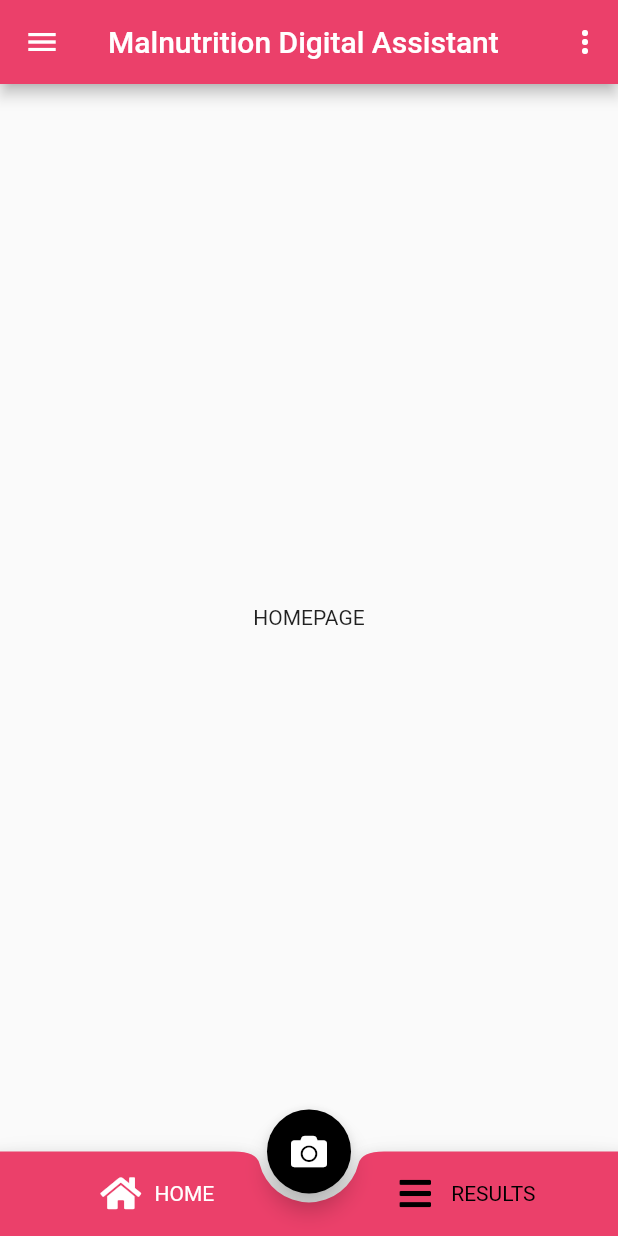
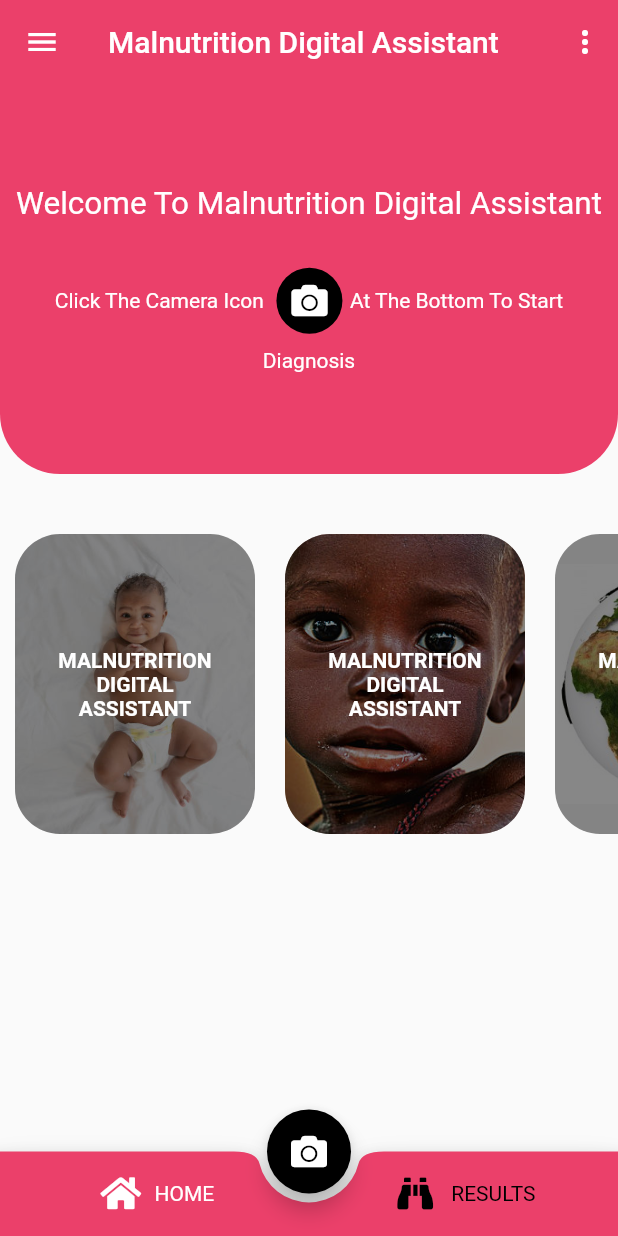
Before and after one commit to Alozious/mda-1, a Flutter app: the screen it shows after launch, on a phone screen of 412 x 824 dp. Run offline on Flutter 3.47's test engine with Material 2 defaults, Android fonts, the phone set to English and light mode, and no system bars; our stand-ins replace cloud_firestore, firebase_core, font_awesome_flutter, image_picker, share_plus; accounts and stored records are empty.

Commit message:
working on the home

```diff
--- a/mda/lib/drawer.dart
+++ b/mda/lib/drawer.dart
@@ -21,7 +21,7 @@ class _DrawerScreenState extends State<DrawerScreen> {
     return Scaffold(
       body: Container(
         padding: const EdgeInsets.only(left: 6),
-        color: Color.fromARGB(110, 165, 253, 253),
+        color: Color.fromARGB(216, 165, 253, 253),
         child: Center(
           child: ListView(
             children: [
--- /dev/null
+++ b/mda/lib/home.dart
@@ -0,0 +1,239 @@
+import 'package:flutter/material.dart';
+import 'package:font_awesome_flutter/font_awesome_flutter.dart';
+
+class Home extends StatefulWidget {
+  const Home({Key? key}) : super(key: key);
+
+  @override
+  State<Home> createState() => _HomeState();
+}
+
+class _HomeState extends State<Home> {
+  static const int pink = 0xFFeb406a;
+
+  @override
+  Widget build(BuildContext context) {
+    return Container(
+      child: ListView(
+        children: [
+          Container(
+            height: 260,
+            decoration: const BoxDecoration(
+                color: Color(pink),
+                borderRadius: BorderRadius.only(
+                    bottomLeft: Radius.circular(40),
+                    bottomRight: Radius.circular(40))),
+            child: Padding(
+              padding: const EdgeInsets.all(10.0),
+              child: Center(
+                child: Column(
+                  mainAxisAlignment: MainAxisAlignment.center,
+                  children: [
+                    const Text(
+                      "Welcome To Malnutrition Digital Assistant",
+                      textAlign: TextAlign.center,
+                      style: TextStyle(fontSize: 21, color: Colors.white),
+                    ),
+                    const SizedBox(
+                      height: 30,
+                    ),
+                    Row(
+                      mainAxisAlignment: MainAxisAlignment.center,
+                      children: [
+                        const Text(
+                          "Click The Camera Icon ",
+                          style: TextStyle(color: Colors.white),
+                        ),
+                        const SizedBox(
+                          width: 5,
+                        ),
+                        Container(
+                          padding: const EdgeInsets.all(10),
+                          decoration: BoxDecoration(
+                              color: Colors.black,
+                              borderRadius: BorderRadius.circular(100)),
+                          child: const Icon(
+                            FontAwesomeIcons.camera,
+                            color: Colors.white,
+                          ),
+                        ),
+                        const SizedBox(
+                          width: 5,
+                        ),
+                        const Text(
+                          "At The Bottom To Start",
+                          style: TextStyle(color: Colors.white),
+                        )
+                      ],
+                    ),
+                    const Padding(
+                      padding: EdgeInsets.only(top: 10),
+                      child: Text(
+                        "Diagnosis",
+                        style: TextStyle(color: Colors.white),
+                      ),
+                    )
+                  ],
+                ),
+              ),
+            ),
+          ),
+          const SizedBox(height: 30),
+          SingleChildScrollView(
+            scrollDirection: Axis.horizontal,
+            child: Row(
+              children: [
+                Container(
+                  margin: EdgeInsets.all(10),
+                  decoration: BoxDecoration(
+                    borderRadius: BorderRadius.circular(30),
+                    image: const DecorationImage(
+                        image: AssetImage(
+                          "assets/images/baby.jpg",
+                        ),
+                        fit: BoxFit.fitWidth),
+                  ),
+                  height: 200,
+                  width: 160,
+                  child: Container(
+                      decoration: BoxDecoration(
+                        borderRadius: BorderRadius.circular(30),
+                        color: const Color.fromARGB(120, 0, 0, 0),
+                      ),
+                      child: const Padding(
+                        padding: EdgeInsets.all(20.0),
+                        child: Center(
+                            child: Text(
+                          "MALNUTRITION DIGITAL ASSISTANT",
+                          textAlign: TextAlign.center,
+                          style: TextStyle(
+                              color: Colors.white, fontWeight: FontWeight.bold),
+                        )),
+                      )),
+                ),
+                GestureDetector(
+                  child: Container(
+                    margin: EdgeInsets.all(10),
+                    decoration: BoxDecoration(
+                      borderRadius: BorderRadius.circular(30),
+                      image: const DecorationImage(
+                          image: AssetImage(
+                            "assets/images/r.jpg",
+                          ),
+                          fit: BoxFit.fitHeight),
+                    ),
+                    height: 200,
+                    width: 160,
+                    child: Container(
+                        decoration: BoxDecoration(
+                          borderRadius: BorderRadius.circular(30),
+                          color: const Color.fromARGB(120, 0, 0, 0),
+                        ),
+                        child: const Padding(
+                          padding: EdgeInsets.all(20.0),
+                          child: Center(
+                              child: Text(
+                            "MALNUTRITION DIGITAL ASSISTANT",
+                            textAlign: TextAlign.center,
+                            style: TextStyle(
+                                color: Colors.white,
+                                fontWeight: FontWeight.bold),
+                          )),
+                        )),
+                  ),
+                ),
+                Container(
+                  margin: EdgeInsets.all(10),
+                  decoration: BoxDecoration(
+                    borderRadius: BorderRadius.circular(30),
+                    image: const DecorationImage(
+                        image: AssetImage(
+                          "assets/images/globe.jpg",
+                        ),
+                        fit: BoxFit.fitWidth),
+                  ),
+                  height: 200,
+                  width: 160,
+                  child: Container(
+                      decoration: BoxDecoration(
+                        borderRadius: BorderRadius.circular(30),
+                        color: const Color.fromARGB(120, 0, 0, 0),
+                      ),
+                      child: const Padding(
+                        padding: EdgeInsets.all(20.0),
+                        child: Center(
+                            child: Text(
+                          "MALNUTRITION DIGITAL ASSISTANT",
+                          textAlign: TextAlign.center,
+                          style: TextStyle(
+                              color: Colors.white, fontWeight: FontWeight.bold),
+                        )),
+                      )),
+                ),
+                Container(
+                  margin: EdgeInsets.all(10),
+                  decoration: BoxDecoration(
+                    borderRadius: BorderRadius.circular(30),
+                    image: const DecorationImage(
+                        image: AssetImage(
+                          "assets/images/baby.jpg",
+                        ),
+                        fit: BoxFit.fitWidth),
+                  ),
+                  height: 200,
+                  width: 160,
+                  child: Container(
+                      decoration: BoxDecoration(
+                        borderRadius: BorderRadius.circular(30),
+                        color: const Color.fromARGB(120, 0, 0, 0),
+                      ),
+                      child: const Padding(
+                        padding: EdgeInsets.all(20.0),
+                        child: Center(
+                            child: Text(
+                          "MALNUTRITION DIGITAL ASSISTANT",
+                          textAlign: TextAlign.center,
+                          style: TextStyle(
+                              color: Colors.white, fontWeight: FontWeight.bold),
+                        )),
+                      )),
+                ),
+                Container(
+                  margin: const EdgeInsets.all(10),
+                  decoration: BoxDecoration(
+                    borderRadius: BorderRadius.circular(30),
+                    image: const DecorationImage(
+                        image: AssetImage(
+                          "assets/images/r.jpg",
+                        ),
+                        fit: BoxFit.fitHeight),
+                  ),
+                  height: 200,
+                  width: 160,
+                  child: Container(
+                      decoration: BoxDecoration(
+                        borderRadius: BorderRadius.circular(30),
+                        color: const Color.fromARGB(120, 0, 0, 0),
+                      ),
+                      child: const Padding(
+                        padding: EdgeInsets.all(20.0),
+                        child: Center(
+                            child: Text(
+                          "MALNUTRITION DIGITAL ASSISTANT",
+                          textAlign: TextAlign.center,
+                          style: TextStyle(
+                              color: Colors.white, fontWeight: FontWeight.bold),
+                        )),
+                      )),
+                ),
+              ],
+            ),
+          ),
+          Container(
+            height: 300,
+          )
+        ],
+      ),
+    );
+  }
+}
--- a/mda/lib/homepage.dart
+++ b/mda/lib/homepage.dart
@@ -2,6 +2,7 @@ import 'package:flutter/material.dart';
 import 'package:font_awesome_flutter/font_awesome_flutter.dart';
 import 'package:image_picker/image_picker.dart';
 import 'package:mda/drawer.dart';
+import 'package:mda/home.dart';
 import 'package:mda/results.dart';
 
 class HomePage extends StatefulWidget {
@@ -115,7 +116,9 @@ class _HomePageState extends State<HomePage> {
           child: ClipRRect(
             borderRadius: BorderRadius.circular(radius),
             child: Scaffold(
+              // APPBAR
               appBar: AppBar(
+                elevation: 0,
                 backgroundColor: const Color(pink),
                 title: const Text("Malnutrition Digital Assistant"),
                 leading: drawerOpen
@@ -151,9 +154,7 @@ class _HomePageState extends State<HomePage> {
                 ],
               ),
               body: isHome
-                  ? const Center(
-                      child: Text("HOMEPAGE"),
-                    )
+                  ? const Home()
                   : imagePicked
                       ? Results(
                           imgPath: pickedImagePath,
@@ -236,7 +237,7 @@ class _HomePageState extends State<HomePage> {
                                     isHome = false;
                                   });
                                 },
-                                icon: const Icon(FontAwesomeIcons.bars)),
+                                icon: const Icon(FontAwesomeIcons.binoculars)),
                             Text(
                               "RESULTS",
                               style: TextStyle(
--- a/mda/lib/main.dart
+++ b/mda/lib/main.dart
@@ -1,6 +1,7 @@
 import 'dart:math';
 
 import 'package:flutter/material.dart';
+import 'package:mda/another.dart';
 import 'package:mda/contact.dart';
 import 'package:mda/faqspage.dart';
 import 'package:mda/homepage.dart';
--- a/mda/lib/tip.dart
+++ b/mda/lib/tip.dart
@@ -4,7 +4,7 @@ import 'package:flutter/material.dart';
 import 'package:font_awesome_flutter/font_awesome_flutter.dart';
 import 'package:share_plus/share_plus.dart';
 import 'package:cloud_firestore/cloud_firestore.dart';
-import 'package:firebase_core/firebase_core.dart';
+// import 'package:firebase_core/firebase_core.dart';
 
 class Tip extends StatefulWidget {
   int randIndex;
@@ -46,6 +46,7 @@ class _TipState extends State<Tip> {
   @override
   Widget build(BuildContext context) {
     return Scaffold(
+      resizeToAvoidBottomInset: true,
       backgroundColor: const Color(pink),
       appBar: AppBar(
         title: const Text(
--- /dev/null
+++ b/mda/thing to search about.txt
@@ -0,0 +1 @@
+how to display a loader as you are awaiting for some data from the database in flutter
```
Also changed, not shown: mda/lib/another.dart (added, +53 -0 lines), mda/lib/contact.dart (+57 -13 lines), mda/assets/images/r.jpg (renamed from mda/assets/images/Facts-About-Malnutrition.jpg).
